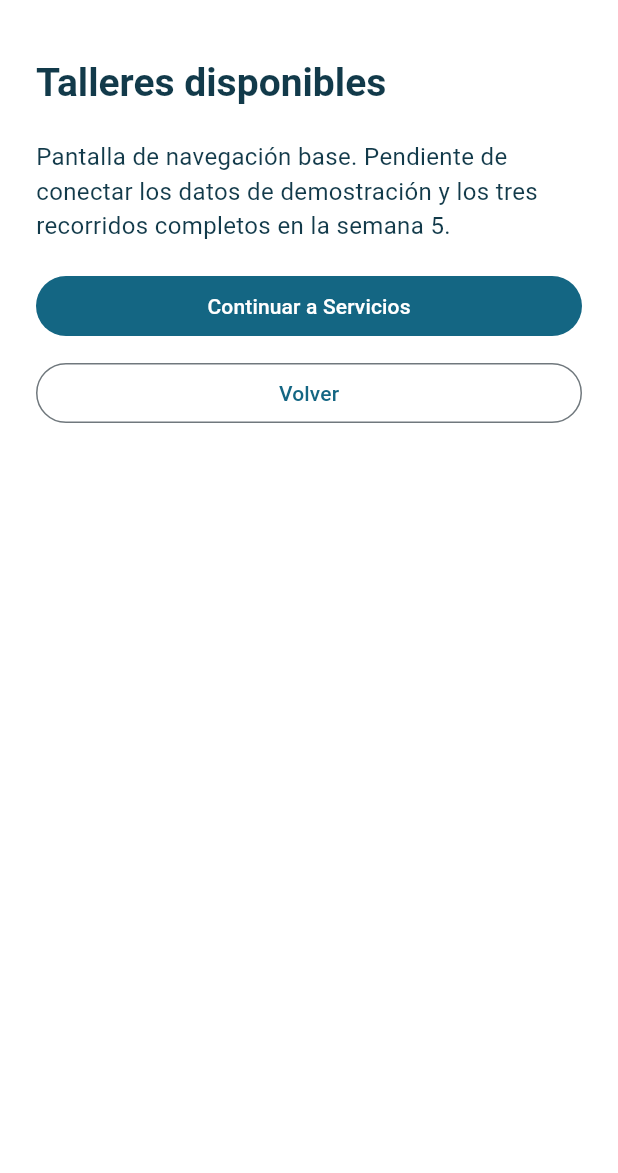
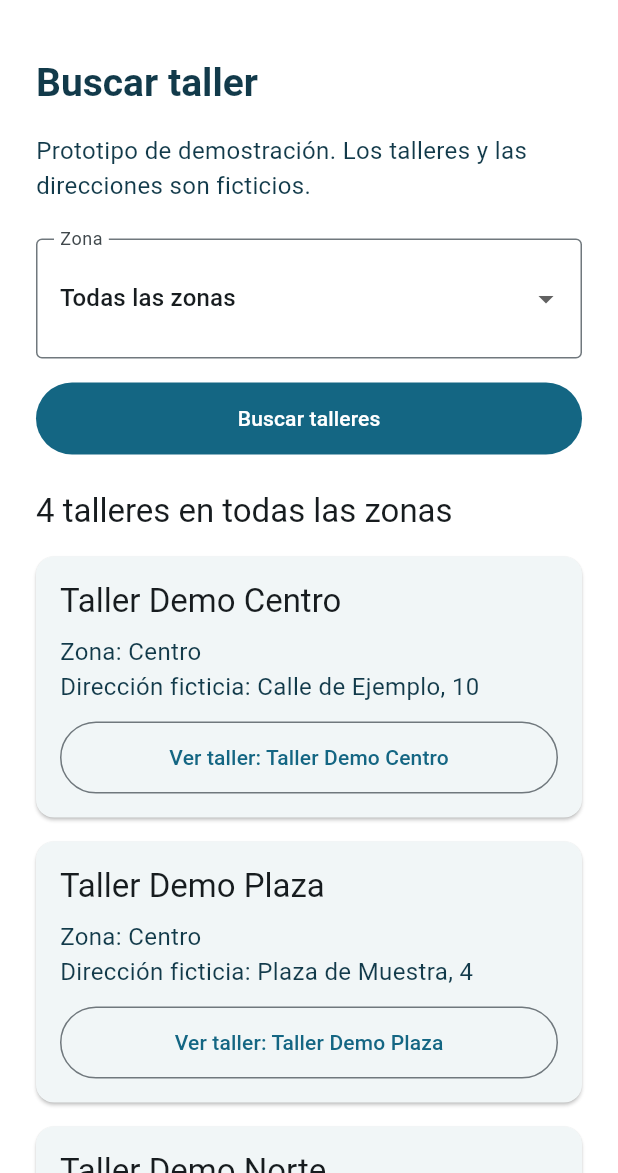
Before and after one commit to scampg00/TallerClick-Flutter, a Flutter app: the screen it shows after launch, after a tap on "Buscar taller", on a phone screen of 412 x 824 dp, the part 63-1236 px from its top. Run offline on Flutter 3.47's test engine with Material 3 defaults, Android fonts, the phone set to English and light mode, and no system bars.

Commit message:
feat: implementar búsqueda de talleres y selección de servicio en R1

```diff
--- /dev/null
+++ b/lib/data/workshop_catalog.dart
@@ -0,0 +1,75 @@
+import '../models/workshop.dart';
+import '../models/workshop_service.dart';
+
+const _oilChange = WorkshopService(
+  id: 'oil-change',
+  name: 'Cambio de aceite',
+  description: 'Sustituimos el aceite del motor y comprobamos su nivel.',
+);
+const _tyreCheck = WorkshopService(
+  id: 'tyre-check',
+  name: 'Revisión de neumáticos',
+  description: 'Comprobamos la presión y el desgaste de las ruedas.',
+);
+const _brakeCheck = WorkshopService(
+  id: 'brake-check',
+  name: 'Revisión de frenos',
+  description:
+      'Revisamos las pastillas y los discos que ayudan a frenar el coche.',
+);
+const _batteryCheck = WorkshopService(
+  id: 'battery-check',
+  name: 'Revisión de batería',
+  description:
+      'Comprobamos si la batería tiene carga suficiente para arrancar.',
+);
+const _basicCheck = WorkshopService(
+  id: 'basic-check',
+  name: 'Revisión básica',
+  description:
+      'Comprobamos los niveles de líquidos, las luces y los neumáticos.',
+);
+
+const workshopServices = <WorkshopService>[
+  _oilChange,
+  _tyreCheck,
+  _brakeCheck,
+  _batteryCheck,
+  _basicCheck,
+];
+
+const workshops = <Workshop>[
+  Workshop(
+    id: 'workshop-centre-01',
+    name: 'Taller Demo Centro',
+    zone: 'Centro',
+    address: 'Calle de Ejemplo, 10',
+    services: [_oilChange, _tyreCheck, _basicCheck],
+  ),
+  Workshop(
+    id: 'workshop-centre-02',
+    name: 'Taller Demo Plaza',
+    zone: 'Centro',
+    address: 'Plaza de Muestra, 4',
+    services: [_brakeCheck, _batteryCheck],
+  ),
+  Workshop(
+    id: 'workshop-north-01',
+    name: 'Taller Demo Norte',
+    zone: 'Norte',
+    address: 'Avenida de Prueba, 22',
+    services: [_oilChange, _brakeCheck, _batteryCheck],
+  ),
+  Workshop(
+    id: 'workshop-south-01',
+    name: 'Taller Demo Sur',
+    zone: 'Sur',
+    address: 'Calle del Prototipo, 8',
+    services: [_tyreCheck, _basicCheck],
+  ),
+];
+
+const workshopZones = <String>['Centro', 'Norte', 'Sur', 'Oeste'];
+
+const demonstrationNotice =
+    'Prototipo de demostración. Los talleres y las direcciones son ficticios.';
--- a/lib/main.dart
+++ b/lib/main.dart
@@ -1,9 +1,18 @@
 import 'package:flutter/material.dart';
+
+import 'data/workshop_catalog.dart';
+import 'models/workshop.dart';
+import 'models/workshop_service.dart';
+import 'screens/booking_pending_screen.dart';
+import 'screens/workshop_search_screen.dart';
 
 void main() => runApp(const TallerClickApp());
 
 class TallerClickApp extends StatelessWidget {
-  const TallerClickApp({super.key});
+  const TallerClickApp({super.key, this.bookingPageBuilder});
+
+  final Widget Function(Workshop workshop, WorkshopService service)?
+  bookingPageBuilder;
   static const navy = Color(0xFF123A4A);
   static const soft = Color(0xFFF1F6F7);
   @override
@@ -13,38 +22,88 @@ class TallerClickApp extends StatelessWidget {
       debugShowCheckedModeBanner: false,
       theme: ThemeData(
         useMaterial3: true,
-        colorScheme: ColorScheme.fromSeed(seedColor: navy, surface: Colors.white),
+        colorScheme: ColorScheme.fromSeed(
+          seedColor: navy,
+          surface: Colors.white,
+        ),
         scaffoldBackgroundColor: Colors.white,
-        appBarTheme: const AppBarTheme(backgroundColor: Colors.white, foregroundColor: navy),
+        appBarTheme: const AppBarTheme(
+          backgroundColor: Colors.white,
+          foregroundColor: navy,
+        ),
         textTheme: const TextTheme(
-          headlineSmall: TextStyle(fontSize: 26, fontWeight: FontWeight.bold, color: navy),
+          headlineSmall: TextStyle(
+            fontSize: 26,
+            fontWeight: FontWeight.bold,
+            color: navy,
+          ),
           bodyMedium: TextStyle(fontSize: 16, color: navy),
         ),
         elevatedButtonTheme: ElevatedButtonThemeData(
           style: ElevatedButton.styleFrom(
-            backgroundColor: navy, foregroundColor: Colors.white,
+            backgroundColor: navy,
+            foregroundColor: Colors.white,
             minimumSize: const Size.fromHeight(52),
-            shape: RoundedRectangleBorder(borderRadius: BorderRadius.circular(12)),
+            shape: RoundedRectangleBorder(
+              borderRadius: BorderRadius.circular(12),
+            ),
           ),
         ),
-        cardTheme: CardThemeData(color: soft, shape: RoundedRectangleBorder(borderRadius: BorderRadius.circular(12))),
+        cardTheme: CardThemeData(
+          color: soft,
+          shape: RoundedRectangleBorder(
+            borderRadius: BorderRadius.circular(12),
+          ),
+        ),
       ),
-      home: const HomeScreen(),
+      home: HomeScreen(
+        bookingPageBuilder:
+            bookingPageBuilder ??
+            (workshop, service) =>
+                BookingPendingScreen(workshop: workshop, service: service),
+      ),
     );
   }
 }
 
 class HomeScreen extends StatelessWidget {
-  const HomeScreen({super.key});
+  const HomeScreen({super.key, required this.bookingPageBuilder});
+
+  final Widget Function(Workshop workshop, WorkshopService service)
+  bookingPageBuilder;
   @override
   Widget build(BuildContext context) => BasePage(
     title: '¿Qué necesitas hacer?',
     children: [
       const Text('Busca talleres, reserva una cita y gestiónala sin llamadas.'),
+      const SizedBox(height: 12),
+      const Text(demonstrationNotice),
       const SizedBox(height: 20),
-      FilledButton(onPressed: () => Navigator.push(context, MaterialPageRoute(builder: (_) => const DemoPage(title: 'Talleres disponibles', next: 'Servicios'))), child: const Text('Buscar taller')),
+      FilledButton(
+        style: FilledButton.styleFrom(minimumSize: const Size.fromHeight(48)),
+        onPressed: () => Navigator.push<void>(
+          context,
+          MaterialPageRoute(
+            builder: (_) => WorkshopSearchScreen(
+              workshops: workshops,
+              bookingPageBuilder: bookingPageBuilder,
+            ),
+          ),
+        ),
+        child: const Text('Buscar taller'),
+      ),
       const SizedBox(height: 12),
-      OutlinedButton(onPressed: () => Navigator.push(context, MaterialPageRoute(builder: (_) => const DemoPage(title: 'Mis citas', next: 'Gestionar cita'))), child: const Text('Mis citas')),
+      OutlinedButton(
+        style: OutlinedButton.styleFrom(minimumSize: const Size.fromHeight(48)),
+        onPressed: () => Navigator.push(
+          context,
+          MaterialPageRoute(
+            builder: (_) =>
+                const DemoPage(title: 'Mis citas', next: 'Gestionar cita'),
+          ),
+        ),
+        child: const Text('Mis citas'),
+      ),
     ],
   );
 }
@@ -54,13 +113,30 @@ class DemoPage extends StatelessWidget {
   final String title;
   final String next;
   @override
-  Widget build(BuildContext context) => BasePage(title: title, children: [
-    const Text('Pantalla de navegación base. Pendiente de conectar los datos de demostración y los tres recorridos completos en la semana 5.'),
-    const SizedBox(height: 18),
-    FilledButton(onPressed: () => Navigator.push(context, MaterialPageRoute(builder: (_) => DemoPage(title: next, next: 'Resumen y confirmación'))), child: Text('Continuar a $next')),
-    const SizedBox(height: 10),
-    OutlinedButton(onPressed: () => Navigator.pop(context), child: const Text('Volver')),
-  ]);
+  Widget build(BuildContext context) => BasePage(
+    title: title,
+    children: [
+      const Text(
+        'Pantalla de navegación base. Pendiente de conectar los datos de demostración y los tres recorridos completos en la semana 5.',
+      ),
+      const SizedBox(height: 18),
+      FilledButton(
+        onPressed: () => Navigator.push(
+          context,
+          MaterialPageRoute(
+            builder: (_) =>
+                DemoPage(title: next, next: 'Resumen y confirmación'),
+          ),
+        ),
+        child: Text('Continuar a $next'),
+      ),
+      const SizedBox(height: 10),
+      OutlinedButton(
+        onPressed: () => Navigator.pop(context),
+        child: const Text('Volver'),
+      ),
+    ],
+  );
 }
 
 class BasePage extends StatelessWidget {
@@ -70,10 +146,15 @@ class BasePage extends StatelessWidget {
   @override
   Widget build(BuildContext context) => Scaffold(
     appBar: AppBar(title: const Text('TallerClick')),
-    body: SafeArea(child: ListView(padding: const EdgeInsets.all(24), children: [
-      Text(title, style: Theme.of(context).textTheme.headlineSmall),
-      const SizedBox(height: 20),
-      ...children,
-    ])),
+    body: SafeArea(
+      child: ListView(
+        padding: const EdgeInsets.all(24),
+        children: [
+          Text(title, style: Theme.of(context).textTheme.headlineSmall),
+          const SizedBox(height: 20),
+          ...children,
+        ],
+      ),
+    ),
   );
 }
--- /dev/null
+++ b/lib/models/workshop.dart
@@ -0,0 +1,17 @@
+import 'workshop_service.dart';
+
+class Workshop {
+  const Workshop({
+    required this.id,
+    required this.name,
+    required this.zone,
+    required this.address,
+    required this.services,
+  });
+
+  final String id;
+  final String name;
+  final String zone;
+  final String address;
+  final List<WorkshopService> services;
+}
--- /dev/null
+++ b/lib/models/workshop_service.dart
@@ -0,0 +1,11 @@
+class WorkshopService {
+  const WorkshopService({
+    required this.id,
+    required this.name,
+    required this.description,
+  });
+
+  final String id;
+  final String name;
+  final String description;
+}
--- /dev/null
+++ b/lib/screens/workshop_search_screen.dart
@@ -0,0 +1,160 @@
+import 'package:flutter/material.dart';
+
+import '../data/workshop_catalog.dart';
+import '../models/workshop.dart';
+import '../models/workshop_service.dart';
+import 'workshop_detail_screen.dart';
+
+class WorkshopSearchScreen extends StatefulWidget {
+  const WorkshopSearchScreen({
+    super.key,
+    required this.workshops,
+    required this.bookingPageBuilder,
+  });
+
+  final List<Workshop> workshops;
+  final Widget Function(Workshop workshop, WorkshopService service)
+  bookingPageBuilder;
+
+  @override
+  State<WorkshopSearchScreen> createState() => _WorkshopSearchScreenState();
+}
+
+class _WorkshopSearchScreenState extends State<WorkshopSearchScreen> {
+  String? _selectedZone;
+  String? _appliedZone;
+
+  @override
+  Widget build(BuildContext context) {
+    final results = widget.workshops
+        .where(
+          (workshop) => _appliedZone == null || workshop.zone == _appliedZone,
+        )
+        .toList();
+    final location = _appliedZone == null
+        ? 'en todas las zonas'
+        : 'en $_appliedZone';
+    final resultLabel = results.length == 1
+        ? '1 taller $location'
+        : '${results.length} talleres $location';
+
+    return Scaffold(
+      appBar: AppBar(
+        title: const Text('TallerClick'),
+        leading: IconButton(
+          tooltip: 'Volver al inicio',
+          onPressed: () => Navigator.maybePop(context),
+          icon: const Icon(Icons.arrow_back),
+        ),
+      ),
+      body: SafeArea(
+        child: ListView(
+          padding: const EdgeInsets.all(24),
+          children: [
+            Semantics(
+              header: true,
+              child: Text(
+                'Buscar taller',
+                style: Theme.of(context).textTheme.headlineSmall,
+              ),
+            ),
+            const SizedBox(height: 16),
+            const Text(demonstrationNotice),
+            const SizedBox(height: 24),
+            DropdownButtonFormField<String>(
+              decoration: const InputDecoration(
+                labelText: 'Zona',
+                border: OutlineInputBorder(),
+              ),
+              hint: const Text('Todas las zonas'),
+              isExpanded: true,
+              isDense: false,
+              items: [
+                const DropdownMenuItem(
+                  value: null,
+                  child: Text('Todas las zonas'),
+                ),
+                for (final zone in workshopZones)
+                  DropdownMenuItem(value: zone, child: Text(zone)),
+              ],
+              onChanged: (zone) => setState(() => _selectedZone = zone),
+            ),
+            const SizedBox(height: 16),
+            FilledButton(
+              style: FilledButton.styleFrom(
+                minimumSize: const Size.fromHeight(48),
+              ),
+              onPressed: () => setState(() => _appliedZone = _selectedZone),
+              child: const Text('Buscar talleres'),
+            ),
+            const SizedBox(height: 24),
+            Semantics(
+              header: true,
+              liveRegion: true,
+              child: Text(
+                resultLabel,
+                style: Theme.of(context).textTheme.titleLarge,
+              ),
+            ),
+            if (results.isEmpty) ...[
+              const SizedBox(height: 12),
+              Text(
+                _appliedZone == null
+                    ? 'No hay talleres en el catálogo de demostración.'
+                    : 'No hay talleres en la zona $_appliedZone. '
+                          'Elige otra zona y pulsa Buscar talleres.',
+              ),
+            ],
+            for (final workshop in results)
+              Card(
+                margin: const EdgeInsets.only(top: 16),
+                child: Padding(
+                  padding: const EdgeInsets.all(16),
+                  child: Column(
+                    crossAxisAlignment: CrossAxisAlignment.stretch,
+                    children: [
+                      Semantics(
+                        header: true,
+                        child: Text(
+                          workshop.name,
+                          style: Theme.of(context).textTheme.titleLarge,
+                        ),
+                      ),
+                      const SizedBox(height: 8),
+                      Text('Zona: ${workshop.zone}'),
+                      Text('Dirección ficticia: ${workshop.address}'),
+                      const SizedBox(height: 12),
+                      OutlinedButton(
+                        style: OutlinedButton.styleFrom(
+                          minimumSize: const Size.fromHeight(48),
+                        ),
+                        onPressed: () => Navigator.push<void>(
+                          context,
+                          MaterialPageRoute(
+                            builder: (_) => WorkshopDetailScreen(
+                              workshop: workshop,
+                              workshops: widget.workshops,
+                              bookingPageBuilder: widget.bookingPageBuilder,
+                            ),
+                          ),
+                        ),
+                        child: Text('Ver taller: ${workshop.name}'),
+                      ),
+                    ],
+                  ),
+                ),
+              ),
+            const SizedBox(height: 24),
+            OutlinedButton(
+              style: OutlinedButton.styleFrom(
+                minimumSize: const Size.fromHeight(48),
+              ),
+              onPressed: () => Navigator.pop(context),
+              child: const Text('Volver al inicio'),
+            ),
+          ],
+        ),
+      ),
+    );
+  }
+}
```
Also changed, not shown: lib/screens/booking_pending_screen.dart (added, +58 -0 lines), lib/screens/workshop_detail_screen.dart (added, +156 -0 lines), docs/evidence/r1/search-200.png (added), docs/evidence/r1/search-normal.png (added), docs/evidence/r1/service-200.png (added), docs/evidence/r1/service-normal.png (added), 3 other files.
